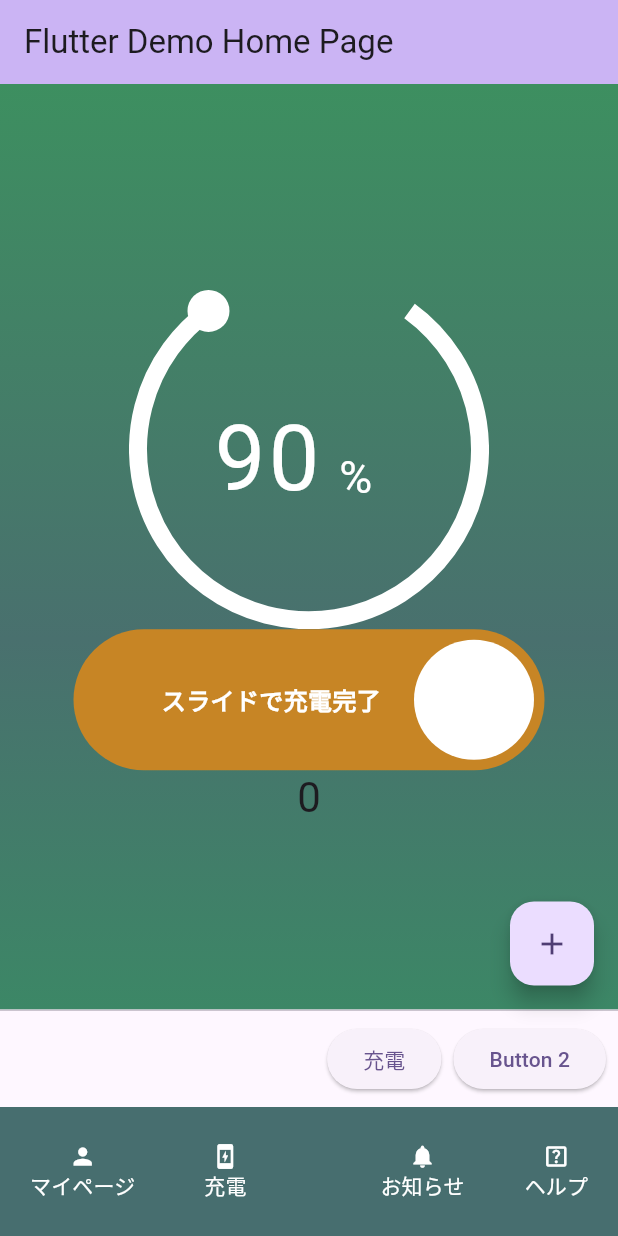
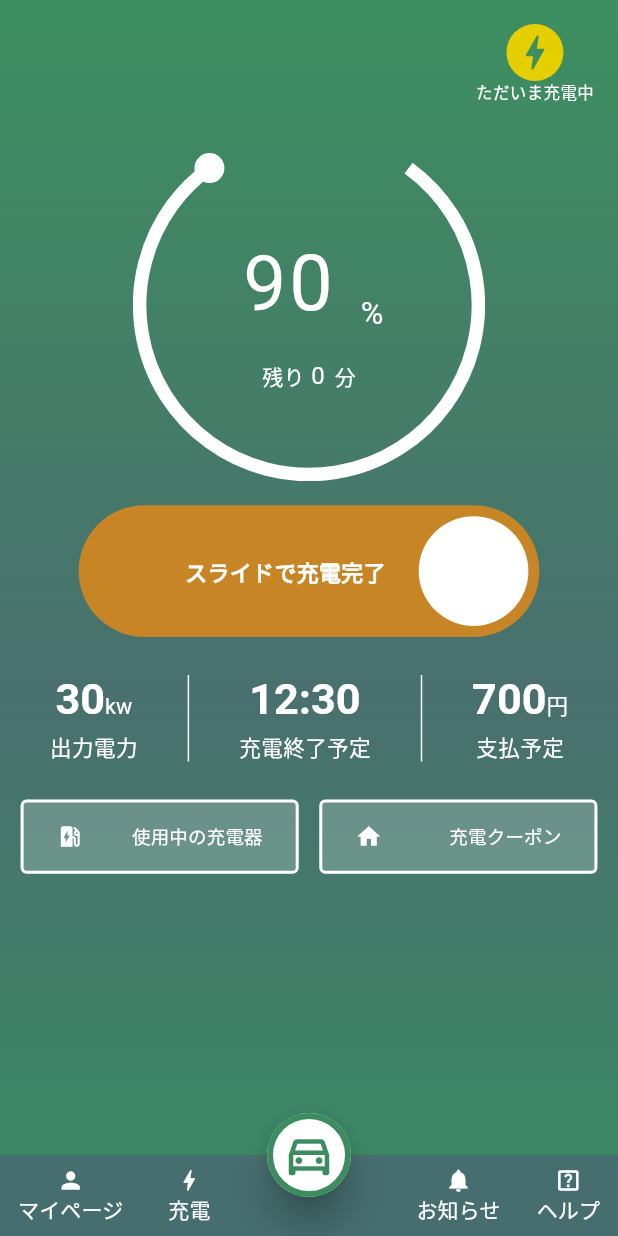
Before and after one commit to Sugisaki/Workshop, a Flutter app: the screen it shows after launch, on a phone screen of 412 x 824 dp. Run offline on Flutter 3.47's test engine with Material 3 defaults, Android fonts, the phone set to English and light mode, and no system bars.

Commit message:
main レイアウト調整

```diff
--- a/lib/ChargePage.dart
+++ b/lib/ChargePage.dart
@@ -12,10 +12,11 @@ class ChargePage extends StatelessWidget {
       appBar: AppBar(
         title: Text('Charge Page'),
       ),
-      body: Center(
+      body: SafeArea(
+        child: Center(
           child: Column(
             children: [
-            Text('スライドで充電開始'),
+              const Text('スライドで充電開始'),
               CustomSlideSwitch(
                 trackTextToRight: 'スライドで充電開始',
                 onSlideRight: () {
@@ -28,6 +29,7 @@ class ChargePage extends StatelessWidget {
                 },
               ),
             ],
+          ),
         ),
       ),
     );
@@ -86,7 +88,7 @@ class ChargePage extends StatelessWidget {
                         ),
                       ),
                     ),
-                    SizedBox(height: 16),
+                    const SizedBox(height: 16),
                   ],
                 ),
               ),
--- /dev/null
+++ b/lib/ChargingButtons.dart
@@ -0,0 +1,67 @@
+import 'package:flutter/material.dart';
+
+class ChargingButtons extends StatelessWidget {
+  final double screenWidth;
+
+  ChargingButtons({required this.screenWidth});
+
+  @override
+  Widget build(BuildContext context) {
+    double fontSize = screenWidth * 0.03;
+    double buttonWidth = screenWidth * 0.45;
+    double buttonHeight = screenWidth * 0.12;
+
+    return Row(
+      mainAxisAlignment: MainAxisAlignment.spaceEvenly,
+      children: [
+        _buildButton(
+          icon: Icons.ev_station,
+          text: "使用中の充電器",
+          fontSize: fontSize,
+          width: buttonWidth,
+          height: buttonHeight,
+        ),
+        _buildButton(
+          icon: Icons.home,
+          text: "充電クーポン",
+          fontSize: fontSize,
+          width: buttonWidth,
+          height: buttonHeight,
+        ),
+      ],
+    );
+  }
+
+  Widget _buildButton({
+    required IconData icon,
+    required String text,
+    required double fontSize,
+    required double width,
+    required double height,
+  }) {
+    return SizedBox(
+      width: width,
+      height: height,
+      child: OutlinedButton(
+        style: OutlinedButton.styleFrom(
+          side: BorderSide(color: Colors.white, width: 2),
+          shape: RoundedRectangleBorder(
+            borderRadius: BorderRadius.circular(4),
+          ),
+          backgroundColor: Color(0x33FFFFFF),
+        ),
+        onPressed: () {},
+        child: Row(
+          mainAxisAlignment: MainAxisAlignment.spaceBetween,
+          children: [
+            Icon(icon, color: Colors.white),
+            Text(
+              text,
+              style: TextStyle(color: Colors.white, fontSize: fontSize),
+            ),
+          ],
+        ),
+      ),
+    );
+  }
+}
--- /dev/null
+++ b/lib/EnagyInfo.dart
@@ -0,0 +1,65 @@
+import 'package:flutter/material.dart';
+
+class EnergyInfo extends StatelessWidget {
+  final double screenWidth;
+
+  EnergyInfo({required this.screenWidth});
+
+  @override
+  Widget build(BuildContext context) {
+    double fontSizeLarge = screenWidth * 0.07; // メインの大きな数値
+    double fontSizeSmall = screenWidth * 0.035; // サブテキスト
+    double dividerHeight = fontSizeLarge * 2; // 区切り線の高さ
+
+    return Container(
+      width: screenWidth,
+      padding: EdgeInsets.symmetric(vertical: screenWidth * 0.02),
+      child: Row(
+        mainAxisAlignment: MainAxisAlignment.spaceEvenly,
+        children: [
+          _buildColumn("30", "kw", "出力電力", fontSizeLarge, fontSizeSmall),
+          _buildDivider(dividerHeight),
+          _buildColumn("12:30", "", "充電終了予定", fontSizeLarge, fontSizeSmall),
+          _buildDivider(dividerHeight),
+          _buildColumn("700", "円", "支払予定", fontSizeLarge, fontSizeSmall),
+        ],
+      ),
+    );
+  }
+
+  Widget _buildColumn(String mainText, String unit, String subText, double mainSize, double subSize) {
+    return Column(
+      mainAxisSize: MainAxisSize.min,
+      children: [
+        RichText(
+          text: TextSpan(
+            children: [
+              TextSpan(
+                text: mainText,
+                style: TextStyle(fontSize: mainSize, fontWeight: FontWeight.bold, color: Colors.white),
+              ),
+              if (unit.isNotEmpty)
+                TextSpan(
+                  text: unit,
+                  style: TextStyle(fontSize: subSize, color: Colors.white),
+                ),
+            ],
+          ),
+        ),
+        SizedBox(height: 5),
+        Text(
+          subText,
+          style: TextStyle(fontSize: subSize, color: Colors.white),
+        ),
+      ],
+    );
+  }
+
+  Widget _buildDivider(double height) {
+    return Container(
+      width: 1,
+      height: height,
+      color: Colors.white,
+    );
+  }
+}
--- a/lib/MainFooter.dart
+++ b/lib/MainFooter.dart
@@ -2,14 +2,14 @@ import 'package:flutter/material.dart';
 
 class MainFooter extends StatelessWidget {
   final List<FooterButtonItem> buttons;
-
-  MainFooter({required this.buttons});
+  const MainFooter({super.key,
+    required this.buttons,
+  });
 
   @override
   Widget build(BuildContext context) {
     return Container(
-      color: Color(0xFF476E6F),
-      padding: EdgeInsets.symmetric(vertical: 16.0),
+      color: const Color(0xFF476E6F),
       child: Row(
         mainAxisAlignment: MainAxisAlignment.spaceBetween,
         children: <Widget>[
@@ -25,12 +25,10 @@ class MainFooter extends StatelessWidget {
   }
 
   Widget _buildFooterButton(FooterButtonItem item) {
-    return Padding(
-      padding: const EdgeInsets.symmetric(horizontal: 8.0),
-      child: TextButton(
-        onPressed: item.onPressed, // 引数で渡された処理を呼び出す
+    return TextButton(
+      onPressed: item.onPressed, // ボタンが押されたときの処理
       style: TextButton.styleFrom(
-          backgroundColor: Color(0xFF476E6F),
+        backgroundColor: const Color(0xFF476E6F),
         shape: RoundedRectangleBorder(
           borderRadius: BorderRadius.circular(0),
         ),
@@ -48,7 +46,6 @@ class MainFooter extends StatelessWidget {
           ),
         ],
       ),
-      ),
     );
   }
 }
--- a/lib/main.dart
+++ b/lib/main.dart
@@ -1,4 +1,5 @@
 import 'package:flutter/material.dart';
+import 'package:flutter/services.dart';
 import 'dart:math' as math;
 
 import 'package:workshop/ProgressArc.dart';
@@ -6,9 +7,16 @@ import 'package:workshop/ChargePage.dart';
 import 'package:workshop/DrumRollNumber.dart';
 import 'package:workshop/MainFooter.dart';
 import 'package:workshop/CustomSlideSwitch.dart';
+import 'package:workshop/EnagyInfo.dart';
+import 'package:workshop/ChargingButtons.dart';
 
 void main() {
-  runApp(const MyApp());
+  WidgetsFlutterBinding.ensureInitialized();
+  SystemChrome.setPreferredOrientations([
+    DeviceOrientation.portraitUp, // 縦向きのみ許可
+  ]).then((_) {
+    runApp(MyApp());
+  });
 }
 
 class MyApp extends StatelessWidget {
@@ -17,44 +25,26 @@ class MyApp extends StatelessWidget {
   @override
   Widget build(BuildContext context) {
     return MaterialApp(
-      title: 'Flutter Demo',
       theme: ThemeData(
-        colorScheme: ColorScheme.fromSeed(seedColor: Colors.deepPurple),
         useMaterial3: true,
       ),
-      home: const MyHomePage(title: 'Flutter Demo Home Page'),
+      home: const MyHomePage(),
     );
   }
 }
 
 class MyHomePage extends StatefulWidget {
-  const MyHomePage({super.key, required this.title});
-  final String title;
+  const MyHomePage({super.key});
 
   @override
   State<MyHomePage> createState() => _MyHomePageState();
 }
 
 class _MyHomePageState extends State<MyHomePage> {
-  int _counter = 0;
   final GlobalKey<ProgressArcState> _progressArcKey =
       GlobalKey<ProgressArcState>();
   final GlobalKey<DrumRollNumberState> _drumKey =
       GlobalKey<DrumRollNumberState>();
-
-  void _incrementCounter() {
-    setState(() {
-      // This call to setState tells the Flutter framework that something has
-      // changed in this State, which causes it to rerun the build method below
-      // so that the display can reflect the updated values. If we changed
-      // _counter without calling setState(), then the build method would not be
-      // called again, and so nothing would appear to happen.
-      _counter++;
-
-      _progressArcKey.currentState!.resetAnimation(); // アニメーション
-      _drumKey.currentState!.startRolling([0, 9]); // アニメーション
-    });
-  }
 
   void _startAnimation() {
     _progressArcKey.currentState!.resetAnimation(); // アニメーション
@@ -63,12 +53,25 @@ class _MyHomePageState extends State<MyHomePage> {
 
   @override
   Widget build(BuildContext context) {
+    final TextTheme textTheme = Theme.of(context).textTheme;
+    // 各テキストスタイルのフォントサイズを確認
+    print('Headline Large: ${textTheme.headlineLarge?.fontSize}');
+    print('Headline Medium: ${textTheme.headlineMedium?.fontSize}');
+    print('Headline Small: ${textTheme.headlineSmall?.fontSize}');
+    print('Title Large: ${textTheme.titleLarge?.fontSize}');
+    print('Title Medium: ${textTheme.titleMedium?.fontSize}');
+    print('Title Small: ${textTheme.titleSmall?.fontSize}');
+    print('Body Large: ${textTheme.bodyLarge?.fontSize}');
+    print('Body Medium: ${textTheme.bodyMedium?.fontSize}');
+    print('Body Small: ${textTheme.bodySmall?.fontSize}');
+    print('Label Large: ${textTheme.labelLarge?.fontSize}');
+    print('Label Medium: ${textTheme.labelMedium?.fontSize}');
+    print('Label Small: ${textTheme.labelSmall?.fontSize}');
+
     return Scaffold(
-      appBar: AppBar(
-        backgroundColor: Theme.of(context).colorScheme.inversePrimary,
-        title: Text(widget.title),
-      ),
-      body: Container(
+      body: SafeArea(
+        child: Container(
+          width: double.infinity,
           decoration: const BoxDecoration(
             gradient: LinearGradient(
               begin: Alignment.topCenter,
@@ -86,32 +89,67 @@ class _MyHomePageState extends State<MyHomePage> {
               ],
             ),
           ),
-        child: Center(
+          child: LayoutBuilder(
+            builder: (BuildContext context, BoxConstraints constraints) {
+              print("@@@@幅　　${constraints.maxWidth}");
+              print("@@@ 高さ　${constraints.maxWidth}");
+              double _screenWidth = constraints.maxWidth;
+              double _progressArcSize = _screenWidth * 0.57;
+              double _slideSize = _screenWidth * 0.71;
+
+              return Column(
+                mainAxisAlignment: MainAxisAlignment.start,
+                children: <Widget>[
+                  // 充電中マーク
+                  Container(
+                    alignment: Alignment.centerRight,
+                    child: Padding(
+                      padding: const EdgeInsets.all(16.0),
                       child: Column(
-            mainAxisAlignment: MainAxisAlignment.center,
-            children: <Widget>[
+                        children: [
+                          Container(
+                            width: 38,
+                            height: 38,
+                            decoration: const BoxDecoration(
+                              color: Color(0xFFE6CF00),
+                              shape: BoxShape.circle,
+                            ),
+                            child: const Center(
+                              child: Icon(Icons.bolt, size: 30, color: Color(0xFF3D8F60)),
+                            ),
+                          ),
+                          Text("ただいま充電中",
+                              style: TextStyle(
+                                fontSize: textTheme.labelSmall?.fontSize,
+                                color: Colors.white,
+                              )
+                          )
+                        ],
+                      ),
+                    ),
+                  ),
                   Stack(
                     children: [
                       // プログレス円弧
                       SizedBox(
-                    width: 240,
-                    height: 240,
+                        width: _progressArcSize,
+                        height: _progressArcSize,
                         child: ProgressArc(
                           progress: 1.00,
                           color: Colors.white,
-                      strokeWidth: 12.0,
-                      endCapRadius: 14.0,
+                          strokeWidth: 9.0,
+                          endCapRadius: 10.0,
                           startAngle: -math.pi * 1 / 2 + (math.pi * 0.2), // 1時の方向
                           endAngle: math.pi * 3 / 2 - (math.pi * 0.2), // 11時の方向
                           key: _progressArcKey,
                         ),
                       ),
                       Positioned(
-                    top: 80,
-                    left: 20,
+                        top: _progressArcSize / 4,
+                        left: _screenWidth / 12,
                         child: SizedBox(
-                      width: 240,
-                      height: 80,
+                          width: _progressArcSize,
+                          height: _progressArcSize / 3, //_screenWidth / 6,
                           child: Row(
                             children: [
                               // ドラムロール
@@ -119,18 +157,18 @@ class _MyHomePageState extends State<MyHomePage> {
                                 child: DrumRollNumber(
                                   initialNumbers: const [9, 0],
                                   //textColor: Colors.white,
-                              fontSize: 60.0,
+                                  fontSize: _screenWidth / 8,
                                   key: _drumKey,
                                 ),
                               ),
                               // 単位 %
-                          const Expanded(
+                              Expanded(
                                 child: Align(
                                   alignment: Alignment.bottomLeft,
                                   child: Text(
                                     "%",
                                     style: TextStyle(
-                                  fontSize: 30,
+                                      fontSize: _screenWidth / 20,
                                       color: Colors.white,
                                       fontWeight: FontWeight.normal,
                                     ),
@@ -141,10 +179,44 @@ class _MyHomePageState extends State<MyHomePage> {
                           ),
                         ),
                       ),
+                      // 残り分
+                      Positioned(
+                        left: 0,
+                        right: 0,
+                        bottom: _progressArcSize / 4,
+                        child: Container(
+                          //color: Colors.amberAccent,
+                          child: Row(
+                            mainAxisAlignment: MainAxisAlignment.center,
+                            children: [
+                              const Text("残り",
+                                style: TextStyle(color: Colors.white),
+                              ),
+                              Container(
+                                width: 20,
+                                child: Text(" 0",
+                                  style: TextStyle(
+                                    fontSize: textTheme.bodyLarge?.fontSize,
+                                    color: Colors.white
+                                  ),
+                                ),
+                              ),
+                              const Text("分",
+                                style: TextStyle(color: Colors.white),
+                              ),
                             ],
                           ),
+                        ),
+                      ),
+                    ],
+                  ),
+                  const SizedBox(height: 16.0),
                   // スライドスイッチ
                   CustomSlideSwitch(
+                    trackWidth: _slideSize,
+                    knobSize: _slideSize / 4,
+                    frameSize: _slideSize / 20,
+                    fontSize: _slideSize / 20,
                     initalRight: true, // ノブは右に寄せておく
                     trackColor: const Color(0xFFC78525),
                     knobColor: Colors.white,
@@ -157,34 +229,18 @@ class _MyHomePageState extends State<MyHomePage> {
                       print("<<<左");
                     },
                   ),
-              Text(
-                '$_counter',
-                style: Theme.of(context).textTheme.headlineMedium,
-              ),
+                  const SizedBox(height: 16.0),
+                  // 情報表示
+                  EnergyInfo(screenWidth: _screenWidth),
+                  const SizedBox(height: 16.0),
+                  // 充電ボタン
+                  ChargingButtons(screenWidth: _screenWidth),
                 ],
+              );
+            },
           ),
         ),
       ),
-      persistentFooterButtons: [
-        ElevatedButton(
-          // TODO 中央に自動車のボタンを設置
-          onPressed: () {
-            Navigator.push(
-              context,
-              MaterialPageRoute(
-                builder: (context) => ChargePage(startCharge: _startAnimation),
-              ),
-            );
-          },
-          child: Text('充電'),
-        ),
-        ElevatedButton(
-          onPressed: () {
-            // ボタン2の処理
-          },
-          child: Text('Button 2'),
-        ),
-      ],
       // フッター
       bottomNavigationBar: MainFooter(
         buttons: [
@@ -196,7 +252,7 @@ class _MyHomePageState extends State<MyHomePage> {
             },
           ),
           FooterButtonItem(
-            icon: Icons.charging_station,
+            icon: Icons.bolt,
             label: '充電',
             onPressed: () {
               Navigator.push(
@@ -224,11 +280,26 @@ class _MyHomePageState extends State<MyHomePage> {
           ),
         ],
       ),
+      // フローティングボタンに自動車アイコン（アニメーションをスタート）
       floatingActionButton: FloatingActionButton(
-        onPressed: _incrementCounter,
+        onPressed: _startAnimation,
         tooltip: 'Increment',
-        child: const Icon(Icons.add),
+        backgroundColor: Colors.white,
+        shape: RoundedRectangleBorder(
+          borderRadius: BorderRadius.circular(36.0),
+          side: const BorderSide(
+            color: Color(0xFF3C8C60),
+            width: 4.0,
           ),
+        ),
+        elevation: 10,
+        child: const Icon(
+          Icons.directions_car_filled_outlined,
+          color: Color(0xFF3C8C60),
+          size: 36,
+        ),
+      ),
+      floatingActionButtonLocation: FloatingActionButtonLocation.centerDocked,
     );
   }
 }
```
Lines whose indentation alone changed are shown as unchanged.
